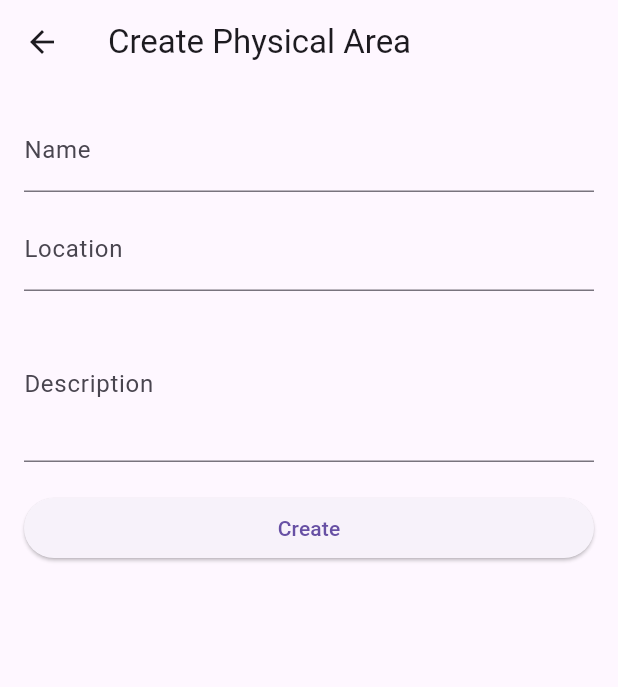
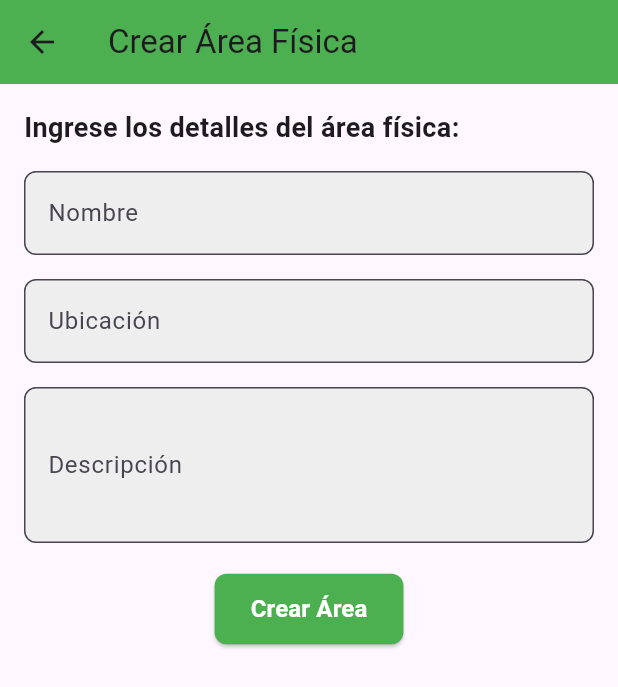
Before and after one commit to marh08192003/servicios_generales_dart, a Flutter app: the CreatePhysicalAreaScreen screen opened by its route, on a phone screen of 412 x 824 dp. Shown: the top 687 px of the screen. Run offline on Flutter 3.47's test engine with Material 3 defaults, Android fonts, the phone set to English and light mode, and no system bars; our stand-ins replace flutter_secure_storage; accounts and stored records are empty.

Commit message:
modificacion de la vista de creacion de area fisica

```diff
--- a/lib/screens/physical_areas/create_physical_area_screen.dart
+++ b/lib/screens/physical_areas/create_physical_area_screen.dart
@@ -13,6 +13,7 @@ class _CreatePhysicalAreaScreenState extends State<CreatePhysicalAreaScreen> {
   final TextEditingController nameController = TextEditingController();
   final TextEditingController locationController = TextEditingController();
   final TextEditingController descriptionController = TextEditingController();
+  final _formKey = GlobalKey<FormState>();
   bool isLoading = false;
 
   Future<void> _createPhysicalArea() async {
@@ -31,12 +32,12 @@ class _CreatePhysicalAreaScreenState extends State<CreatePhysicalAreaScreen> {
     try {
       await _apiService.post(createPhysicalAreaEndpoint, newArea);
       ScaffoldMessenger.of(context).showSnackBar(
-        const SnackBar(content: Text("Physical Area created successfully!")),
+        const SnackBar(content: Text("Área física creada exitosamente.")),
       );
       Navigator.pop(context, true);
     } catch (e) {
       ScaffoldMessenger.of(context).showSnackBar(
-        SnackBar(content: Text("Error creating physical area: $e")),
+        SnackBar(content: Text("Error al crear el área física: $e")),
       );
     } finally {
       setState(() {
@@ -45,50 +46,110 @@ class _CreatePhysicalAreaScreenState extends State<CreatePhysicalAreaScreen> {
     }
   }
 
+  Widget _buildTextField({
+    required String label,
+    required TextEditingController controller,
+    int maxLines = 1,
+    String? Function(String?)? validator,
+  }) {
+    return TextFormField(
+      controller: controller,
+      maxLines: maxLines,
+      validator: validator,
+      decoration: InputDecoration(
+        labelText: label,
+        border: OutlineInputBorder(
+          borderRadius: BorderRadius.circular(8),
+        ),
+        filled: true,
+        fillColor: Colors.grey[200],
+      ),
+    );
+  }
+
   @override
   Widget build(BuildContext context) {
     return Scaffold(
       appBar: AppBar(
-        title: const Text("Create Physical Area"),
+        title: const Text("Crear Área Física"),
+        backgroundColor: Colors.green,
       ),
       body: isLoading
           ? const Center(child: CircularProgressIndicator())
-          : Padding(
+          : SingleChildScrollView(
+              child: Padding(
                 padding: const EdgeInsets.all(16.0),
-              child: ListView(
+                child: Form(
+                  key: _formKey,
+                  child: Column(
+                    crossAxisAlignment: CrossAxisAlignment.start,
                     children: [
-                  TextField(
+                      const Text(
+                        "Ingrese los detalles del área física:",
+                        style: TextStyle(
+                          fontSize: 18,
+                          fontWeight: FontWeight.bold,
+                        ),
+                      ),
+                      const SizedBox(height: 16),
+                      _buildTextField(
+                        label: "Nombre",
                         controller: nameController,
-                    decoration: const InputDecoration(labelText: "Name"),
+                        validator: (value) {
+                          if (value == null || value.isEmpty) {
+                            return "El nombre es obligatorio.";
+                          }
+                          return null;
+                        },
                       ),
-                  const SizedBox(height: 10),
-                  TextField(
+                      const SizedBox(height: 16),
+                      _buildTextField(
+                        label: "Ubicación",
                         controller: locationController,
-                    decoration: const InputDecoration(labelText: "Location"),
+                        validator: (value) {
+                          if (value == null || value.isEmpty) {
+                            return "La ubicación es obligatoria.";
+                          }
+                          return null;
+                        },
                       ),
-                  const SizedBox(height: 10),
-                  TextField(
+                      const SizedBox(height: 16),
+                      _buildTextField(
+                        label: "Descripción",
                         controller: descriptionController,
-                    decoration: const InputDecoration(labelText: "Description"),
                         maxLines: 3,
                       ),
                       const SizedBox(height: 20),
-                  ElevatedButton(
+                      Center(
+                        child: ElevatedButton(
                           onPressed: () async {
-                      if (nameController.text.isEmpty ||
-                          locationController.text.isEmpty) {
-                        ScaffoldMessenger.of(context).showSnackBar(
-                          const SnackBar(
-                            content: Text("Name and Location are required!"),
+                            if (_formKey.currentState!.validate()) {
+                              await _createPhysicalArea();
+                            }
+                          },
+                          style: ElevatedButton.styleFrom(
+                            backgroundColor: Colors.green,
+                            padding: const EdgeInsets.symmetric(
+                              vertical: 12,
+                              horizontal: 24,
                             ),
-                        );
-                        return;
-                      }
-                      await _createPhysicalArea();
-                    },
-                    child: const Text("Create"),
+                            shape: RoundedRectangleBorder(
+                              borderRadius: BorderRadius.circular(8),
+                            ),
+                          ),
+                          child: const Text(
+                            "Crear Área",
+                            style: TextStyle(
+                              fontSize: 16,
+                              fontWeight: FontWeight.bold,
+                              color: Colors.white,
+                            ),
+                          ),
+                        ),
                       ),
                     ],
+                  ),
+                ),
               ),
             ),
     );
```
Lines whose indentation alone changed are shown as unchanged.
